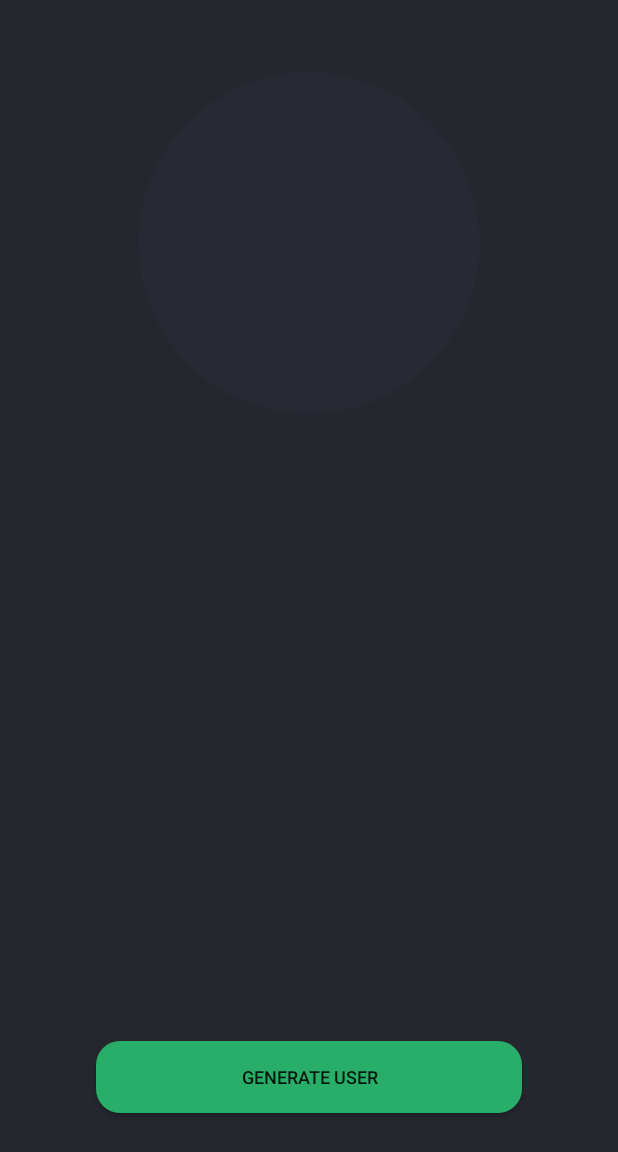
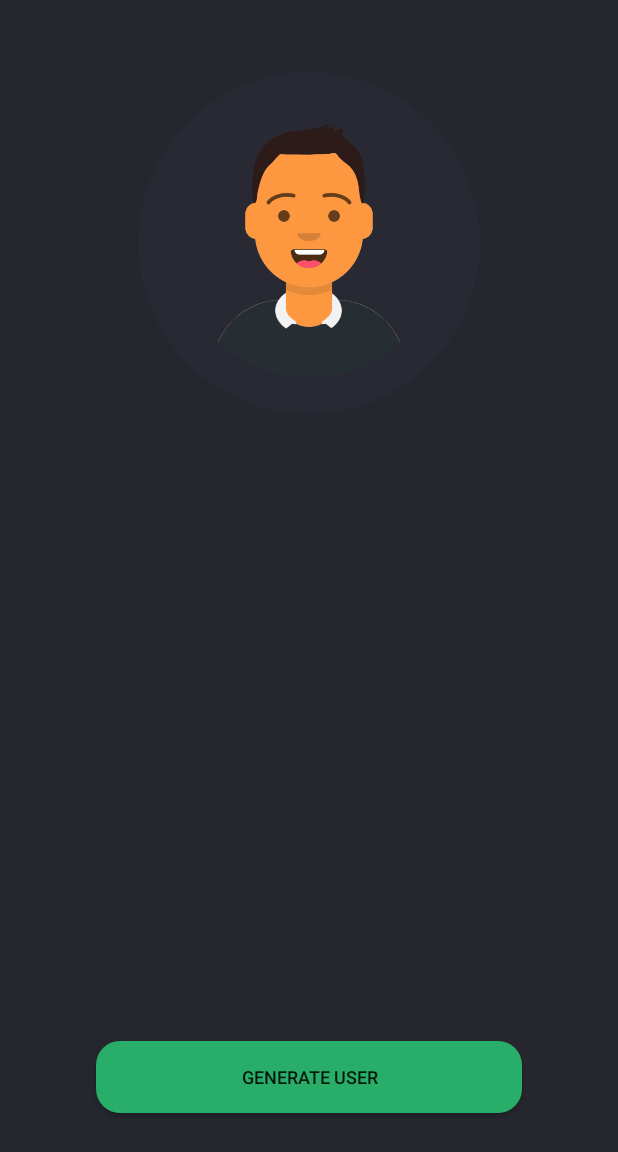
Before and after one commit to asadmansr/montage-android, an Android app: the screen it shows after launch (MainActivity), on a phone screen of 412 x 824 dp. Shown: the top 1152 px of the screen. Run offline under Robolectric (Android 15) with nearby library versions, the phone set to English and light mode, and no system bars.

Commit message:
Added assets and UI to support them

```diff
--- /dev/null
+++ b/app/src/main/res/drawable/image_circle.xml
@@ -0,0 +1,9 @@
+<?xml version="1.0" encoding="utf-8"?>
+<shape xmlns:android="http://schemas.android.com/apk/res/android" android:shape="rectangle">
+    <solid android:color="#00ffffff" />
+    <padding android:left="6dp"
+             android:top="6dp"
+             android:right="6dp"
+             android:bottom="6dp" />
+    <corners android:radius="128dp" />
+</shape>
--- /dev/null
+++ b/app/src/main/res/drawable/overlay.xml
@@ -0,0 +1,12 @@
+<?xml version="1.0" encoding="utf-8"?>
+<shape
+        xmlns:android="http://schemas.android.com/apk/res/android"
+        android:shape="oval">
+
+    <solid
+            android:color="@android:color/transparent"/>
+
+    <stroke
+            android:color="@color/colorPrimaryLight" android:width="24dp"/>
+
+</shape>
--- a/app/src/main/res/layout/activity_main.xml
+++ b/app/src/main/res/layout/activity_main.xml
@@ -7,15 +7,33 @@
         android:background="@color/colorPrimary"
         tools:context=".MainActivity">
 
+
     <RelativeLayout
-            android:id="@+id/picture_rl"
+            android:id="@+id/picture2_rl"
             android:layout_width="228dp"
             android:layout_height="228dp"
             android:layout_centerHorizontal="true"
             android:layout_marginTop="48dp"
             android:background="@drawable/picture_border_circle">
 
+        <ImageView
+                android:layout_width="match_parent"
+                android:layout_height="match_parent"
+                android:src="@drawable/man_1"
+                android:layout_margin="24dp"
+                android:layout_centerHorizontal="true"/>
     </RelativeLayout>
+
+
+
+    <View
+            android:layout_width="228dp"
+            android:layout_height="228dp"
+            android:layout_centerHorizontal="true"
+            android:layout_marginTop="48dp"
+            android:background="@drawable/overlay"/>
+
+
 
     <Button
             android:id="@+id/generate_user_btn"
```
Also changed, not shown: app/src/main/res/drawable/man_1.png (added), app/src/main/res/drawable/man_2.png (added), app/src/main/res/drawable/man_3.png (added), app/src/main/res/drawable/man_4.png (added), app/src/main/res/drawable/man_5.png (added), app/src/main/res/drawable/man_6.png (added), app/src/main/res/drawable/man_7.png (added), app/src/main/res/drawable/woman_1.png (added), app/src/main/res/drawable/woman_2.png (added), app/src/main/res/drawable/woman_3.png (added), app/src/main/res/drawable/woman_4.png (added), app/src/main/res/drawable/woman_5.png (added), app/src/main/res/drawable/woman_6.png (added), app/src/main/res/drawable/woman_7.png (added).
